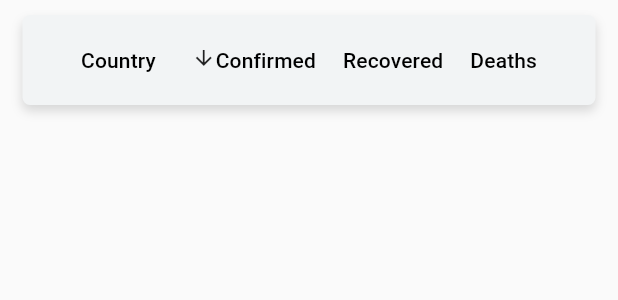
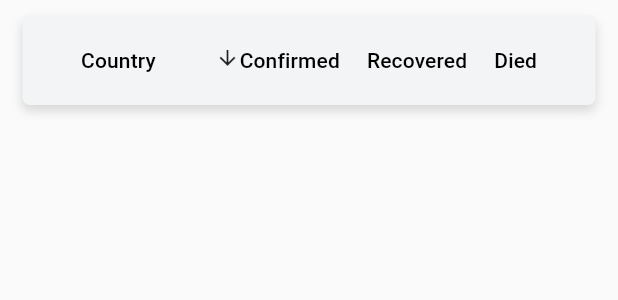
Before and after one commit to zsoltsarosi/covid19tracker-frontend, a Flutter app: the CountryDataList widget shown alone on an empty page, opened directly with empty values, on a phone screen of 412 x 824 dp. Shown: the top 300 px of the screen. Run offline on Flutter 3.47's test engine with Material 2 defaults, Android fonts, the phone set to English and light mode, and no system bars; our stand-ins replace bloc, charts_flutter, equatable, flare_flutter, flutter_bloc, flutter_markdown and 2 more; missing offline and left inert: charts_common; network calls fail.

Commit message:
Translation: countries list page

```diff
--- a/lib/localization/translations.dart
+++ b/lib/localization/translations.dart
@@ -24,6 +24,7 @@ class Translations {
       'died': 'Elhunyt',
       'change': 'Változás',
       'date': 'Dátum',
+      'country': 'Ország',
     },
     'de': {
       'title': 'COVID-19 Tracker',
@@ -36,6 +37,7 @@ class Translations {
       'died': 'Verstorbene',
       'change': 'Dif­fe­renz',
       'date': 'Datum',
+      'country': 'Land',
     },
     'en': {
       'title': 'COVID-19 Tracker',
@@ -48,6 +50,7 @@ class Translations {
       'died': 'Died',
       'change': 'Change',
       'date': 'Date',
+      'country': 'Country',
     },
   };
 
@@ -86,6 +89,9 @@ class Translations {
   String get date {
     return _localizedValues[locale.languageCode]['date'];
   }
+  String get country {
+    return _localizedValues[locale.languageCode]['country'];
+  }
 
 }
 
--- a/lib/widgets/country_data_list.dart
+++ b/lib/widgets/country_data_list.dart
@@ -1,4 +1,5 @@
 import 'package:covid19tracker/helper/extension_methods.dart';
+import 'package:covid19tracker/localization/translations.dart';
 import 'package:covid19tracker/model/model.dart';
 import 'package:covid19tracker/screens/country_detail.dart';
 import 'package:covid19tracker/widgets/figure_container.dart';
@@ -75,6 +76,8 @@ class _CountryDataListState extends State<CountryDataList> {
 
   @override
   Widget build(BuildContext context) {
+    var tr = Translations.of(context);
+
     var data = widget.data;
     data.sort((a, b) {
       switch (_sortIndex) {
@@ -135,10 +138,10 @@ class _CountryDataListState extends State<CountryDataList> {
               columnSpacing: 0,
               headingRowHeight: 40,
               columns: [
-                DataColumn(label: Container(child: Text("Country")), onSort: _doSort),
-                DataColumn(label: Container(child: Text("Confirmed")), numeric: true, onSort: _doSort),
-                DataColumn(label: Container(child: Text("Recovered")), numeric: true, onSort: _doSort),
-                DataColumn(label: Container(child: Text("Deaths")), numeric: true, onSort: _doSort),
+                DataColumn(label: Container(child: Text(tr.country)), onSort: _doSort),
+                DataColumn(label: Container(child: Text(tr.confirmed)), numeric: true, onSort: _doSort),
+                DataColumn(label: Container(child: Text(tr.recovered)), numeric: true, onSort: _doSort),
+                DataColumn(label: Container(child: Text(tr.died)), numeric: true, onSort: _doSort),
               ],
               rows: dataRows,
             ),
```
